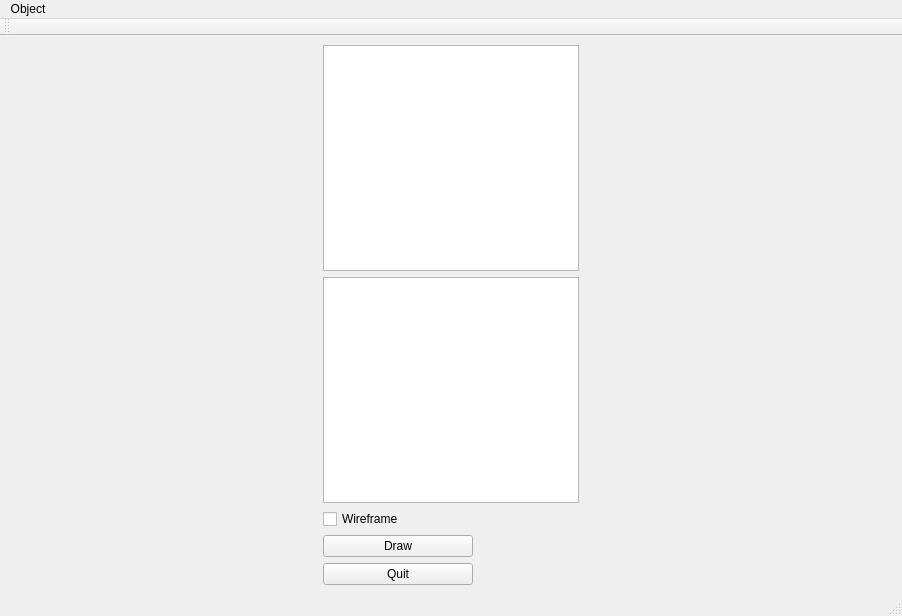
Qt form src/local/interface/mainwindow.ui (Lyriix/EXPO) before a commit.
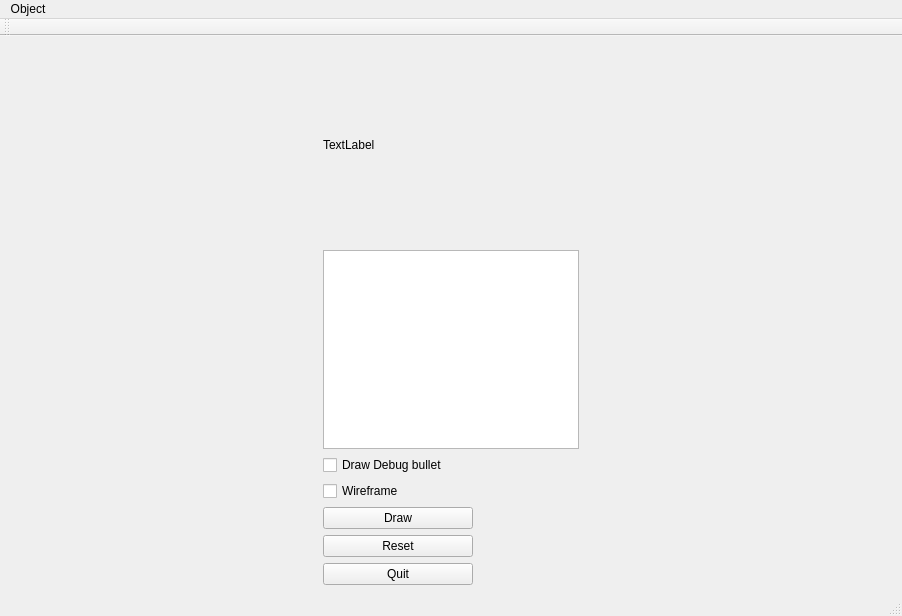
The same form after that commit.

Commit message: end of MainWindow interface

```diff
--- a/src/local/interface/mainwindow.ui
+++ b/src/local/interface/mainwindow.ui
@@ -32,12 +32,9 @@
       <item>
        <layout class="QVBoxLayout" name="layoutList">
         <item>
-         <widget class="QTreeView" name="treeView">
-          <property name="sizePolicy">
-           <sizepolicy hsizetype="Minimum" vsizetype="Minimum">
-            <horstretch>0</horstretch>
-            <verstretch>0</verstretch>
-           </sizepolicy>
+         <widget class="QLabel" name="imageView">
+          <property name="text">
+           <string>TextLabel</string>
           </property>
          </widget>
         </item>
@@ -53,6 +50,13 @@
         </item>
        </layout>
       </item>
+      <item>
+       <widget class="QCheckBox" name="debugBullet">
+        <property name="text">
+         <string>Draw Debug bullet</string>
+        </property>
+       </widget>
+      </item>
       <item>
        <widget class="QCheckBox" name="wireframe">
         <property name="sizePolicy">
@@ -91,6 +95,25 @@
         </property>
        </widget>
       </item>
+      <item>
+       <widget class="QPushButton" name="ResetButton">
+        <property name="sizePolicy">
+         <sizepolicy hsizetype="Fixed" vsizetype="Fixed">
+          <horstretch>0</horstretch>
+          <verstretch>0</verstretch>
+         </sizepolicy>
+        </property>
+        <property name="minimumSize">
+         <size>
+          <width>150</width>
+          <height>0</height>
+         </size>
+        </property>
+        <property name="text">
+         <string>Reset</string>
+        </property>
+       </widget>
+      </item>
       <item>
        <widget class="QPushButton" name="quit">
         <property name="sizePolicy">
```
Left out of the diff: 2 changed lines with no effect on the pictures. The commit also changes 7 other files.
